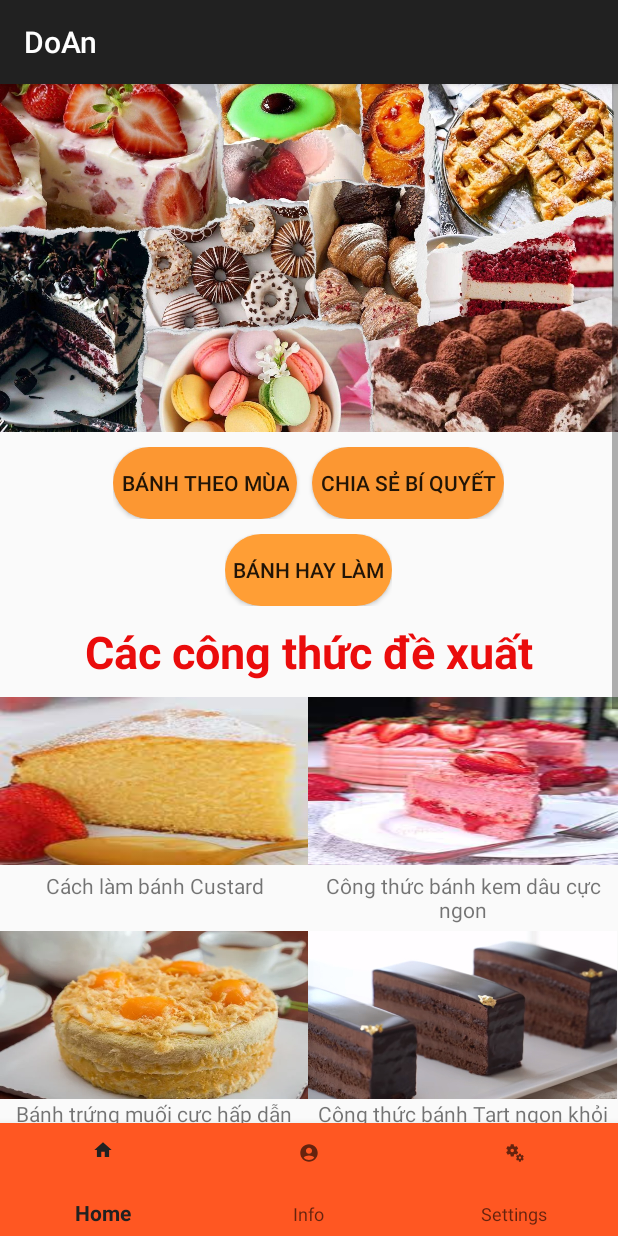
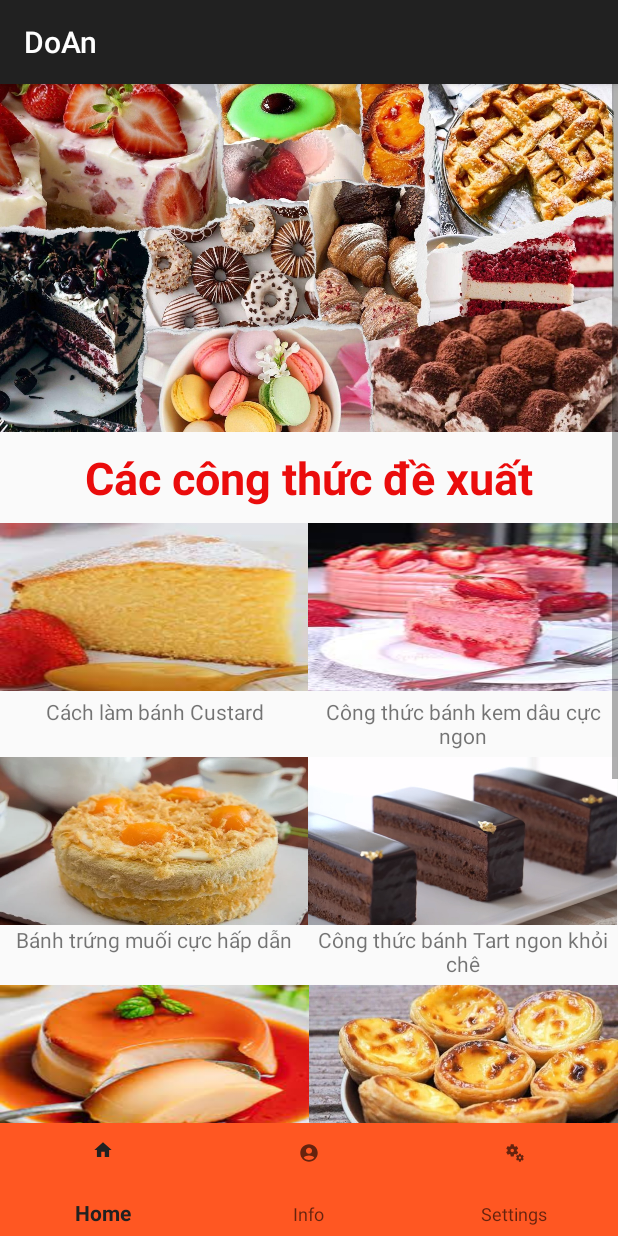
Before and after one commit to codingIsLiterallySh1t/DoAn_Group17, an Android app: the HomeFragment screen opened directly, with no data from a screen before it, on a phone screen of 412 x 824 dp. Run offline under Robolectric (Android 15) with nearby library versions, the phone set to English and light mode, and no system bars.

Commit message:
N1gga Interface

```diff
--- a/app/src/main/res/layout/fragment_home.xml
+++ b/app/src/main/res/layout/fragment_home.xml
@@ -20,58 +20,6 @@
                 android:layout_width="match_parent"
                 android:layout_height="232dp"
                 app:srcCompat="@drawable/main_title" />
-
-            <LinearLayout
-                android:layout_width="match_parent"
-                android:layout_height="match_parent"
-                android:gravity="center_horizontal"
-                android:orientation="vertical">
-
-                <LinearLayout
-                    android:layout_width="wrap_content"
-                    android:layout_height="match_parent"
-                    android:layout_marginTop="10dp"
-                    android:gravity="center"
-                    android:orientation="horizontal">
-
-                    <Button
-                        android:id="@+id/button4"
-                        android:layout_height="48dp"
-                        android:layout_marginRight="10dp"
-                        android:layout_weight="1"
-                        android:background="@drawable/custom_button"
-                        android:padding="5dp"
-                        android:text="Bánh theo mùa"
-                        android:layout_width="wrap_content"/>
-
-                    <Button
-                        android:id="@+id/button2"
-                        android:layout_width="wrap_content"
-                        android:layout_height="48dp"
-                        android:background="@drawable/custom_button"
-                        android:padding="5dp"
-                        android:text="Chia sẻ bí quyết" />
-
-                </LinearLayout>
-
-                <LinearLayout
-                    android:layout_width="wrap_content"
-                    android:layout_height="match_parent"
-                    android:layout_marginTop="10dp"
-                    android:orientation="horizontal">
-
-                    <Button
-                        android:id="@+id/button3"
-                        android:layout_width="wrap_content"
-                        android:layout_height="48dp"
-                        android:layout_weight="1"
-                        android:background="@drawable/custom_button"
-                        android:backgroundTint="#0FC37932"
-                        android:backgroundTintMode="add"
-                        android:padding="5dp"
-                        android:text="Bánh hay làm" />
-                </LinearLayout>
-            </LinearLayout>
 
             <LinearLayout
                 android:layout_width="match_parent"
```
